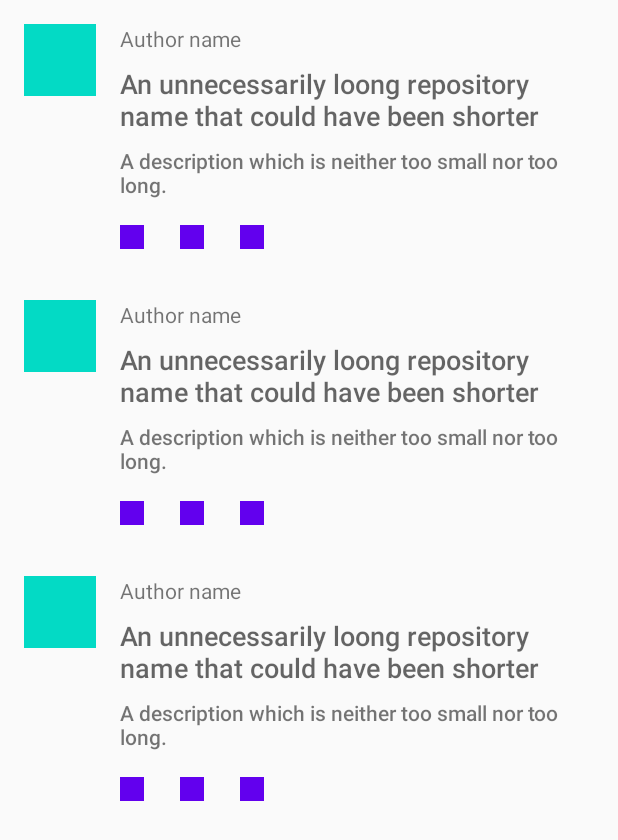
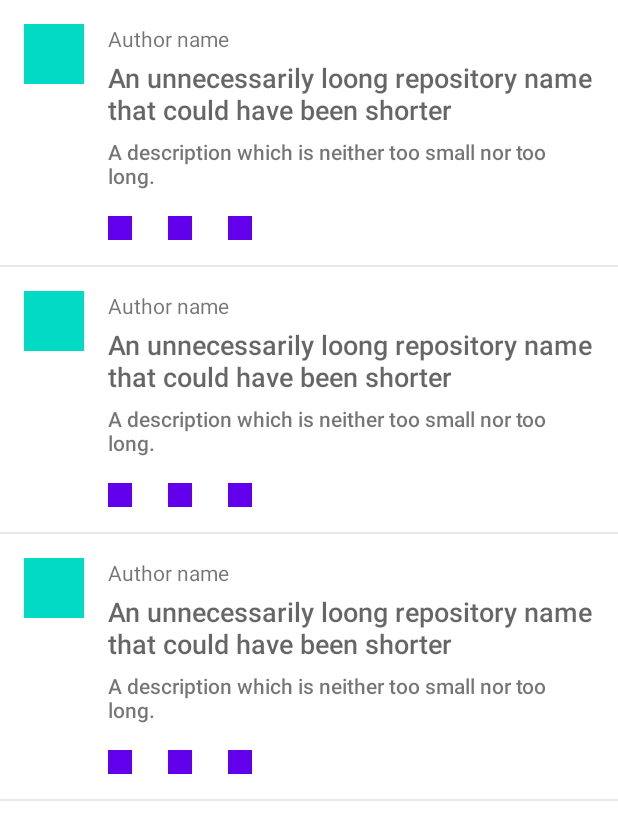
Before and after one commit to theVinesh/github-trending, an Android app: the layout activity_main.xml on its own in the app's theme, with its tools: preview values and no code run, on a phone screen of 412 x 824 dp. Shown: the top 840 px of the screen. Run offline under Robolectric (Android 15) with nearby library versions, the phone set to English and light mode, and no system bars; network calls fail.

Commit message:
Tweak and adjust paddings and margins

```diff
--- a/app/src/main/res/layout/activity_main.xml
+++ b/app/src/main/res/layout/activity_main.xml
@@ -11,6 +11,7 @@
     <androidx.constraintlayout.widget.ConstraintLayout xmlns:android="http://schemas.android.com/apk/res/android"
         xmlns:app="http://schemas.android.com/apk/res-auto"
         xmlns:tools="http://schemas.android.com/tools"
+        android:background="@color/white"
         android:layout_width="match_parent"
         android:layout_height="match_parent"
         tools:context=".MainActivity">
--- a/app/src/main/res/layout/item_repository.xml
+++ b/app/src/main/res/layout/item_repository.xml
@@ -12,13 +12,13 @@
     <androidx.constraintlayout.widget.ConstraintLayout xmlns:android="http://schemas.android.com/apk/res/android"
         android:layout_width="match_parent"
         android:background="?attr/selectableItemBackground"
-        android:layout_height="wrap_content"
-        android:padding="16dp">
+        android:layout_height="wrap_content">
 
         <ImageView
+            android:layout_margin="16dp"
             android:id="@+id/avatar"
-            android:layout_width="48dp"
-            android:layout_height="48dp"
+            android:layout_width="40dp"
+            android:layout_height="40dp"
             android:src="@color/colorAccent"
             tools:src="@color/colorAccent"
             app:layout_constraintStart_toStartOf="parent"
@@ -27,7 +27,7 @@
         <LinearLayout
             android:layout_width="0dp"
             android:layout_height="wrap_content"
-            android:layout_marginStart="16dp"
+            android:layout_margin="16dp"
             android:orientation="vertical"
             app:layout_constraintEnd_toEndOf="parent"
             app:layout_constraintStart_toEndOf="@id/avatar"
@@ -47,10 +47,11 @@
                 style="@style/TextAppearance.AppCompat.Medium"
                 android:layout_width="wrap_content"
                 android:layout_height="wrap_content"
-                android:layout_marginTop="8dp"
+                android:layout_marginTop="4dp"
+                android:layout_marginBottom="6dp"
                 android:ellipsize="end"
                 android:fontFamily="sans-serif-medium"
-                android:lines="2"
+                android:maxLines="2"
                 android:text="@{vm.repoName}"
                 tools:text="An unnecessarily loong repository name that could have been shorter" />
 
@@ -58,7 +59,6 @@
                 android:id="@+id/expanded_container"
                 android:layout_width="match_parent"
                 android:layout_height="wrap_content"
-                android:layout_marginTop="8dp"
                 android:orientation="vertical"
                 app:layout_constraintEnd_toEndOf="parent"
                 app:layout_constraintStart_toEndOf="@id/avatar"
@@ -71,14 +71,14 @@
                     android:ellipsize="end"
                     android:text="@{vm.description}"
                     android:fontFamily="sans-serif-medium"
-                    android:lines="2"
+                    android:maxLines="2"
                     tools:text="A description which is neither too small nor too long." />
-            </LinearLayout>
 
                 <LinearLayout
                     android:layout_width="match_parent"
                     android:layout_height="wrap_content"
                     android:layout_marginTop="16dp"
+                    android:layout_marginBottom="16dp"
                     android:orientation="horizontal">
 
                     <include layout="@layout/item_attribute" />
@@ -88,6 +88,13 @@
                     <include layout="@layout/item_attribute" />
                 </LinearLayout>
             </LinearLayout>
+        </LinearLayout>
+
+        <View
+            android:background="@color/divider"
+            android:layout_width="match_parent"
+            android:layout_height="1dp"
+            app:layout_constraintBottom_toBottomOf="parent" />
 
     </androidx.constraintlayout.widget.ConstraintLayout>
 </layout>
--- a/app/src/main/res/values/colors.xml
+++ b/app/src/main/res/values/colors.xml
@@ -1,6 +1,8 @@
 <?xml version="1.0" encoding="utf-8"?>
 <resources>
+    <color name="white">#FFFFFF</color>
     <color name="colorPrimary">#6200EE</color>
     <color name="colorPrimaryDark">#3700B3</color>
     <color name="colorAccent">#03DAC5</color>
+    <color name="divider">#E9E8E9</color>
 </resources>
```
Lines whose indentation alone changed are shown as unchanged.
